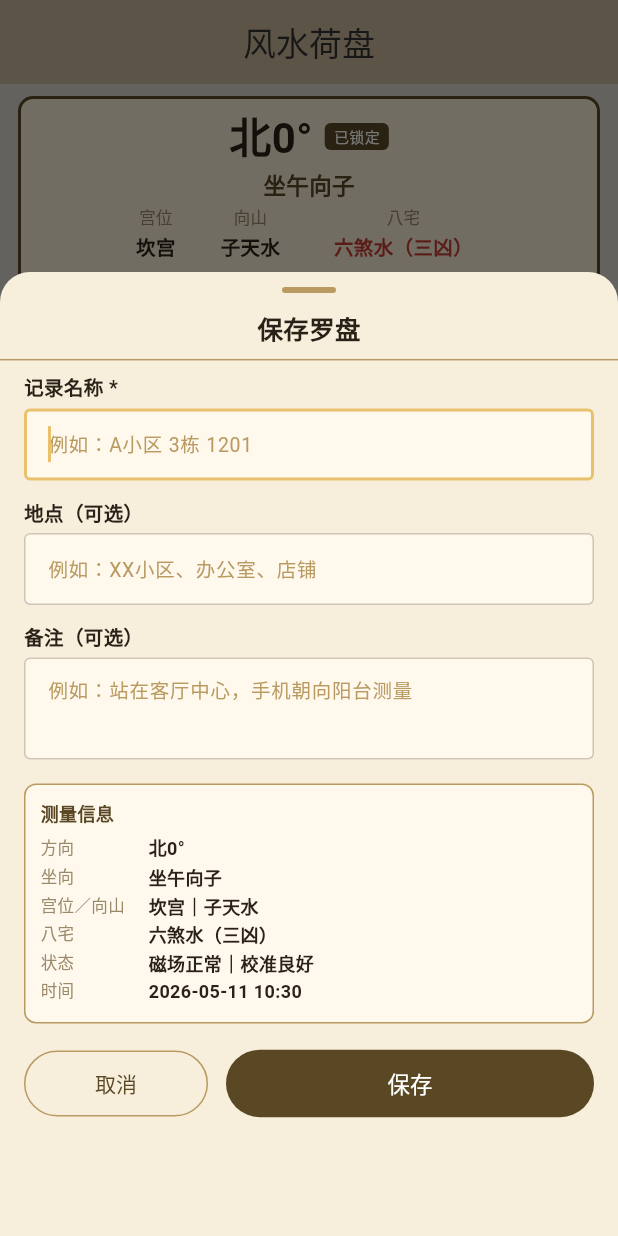
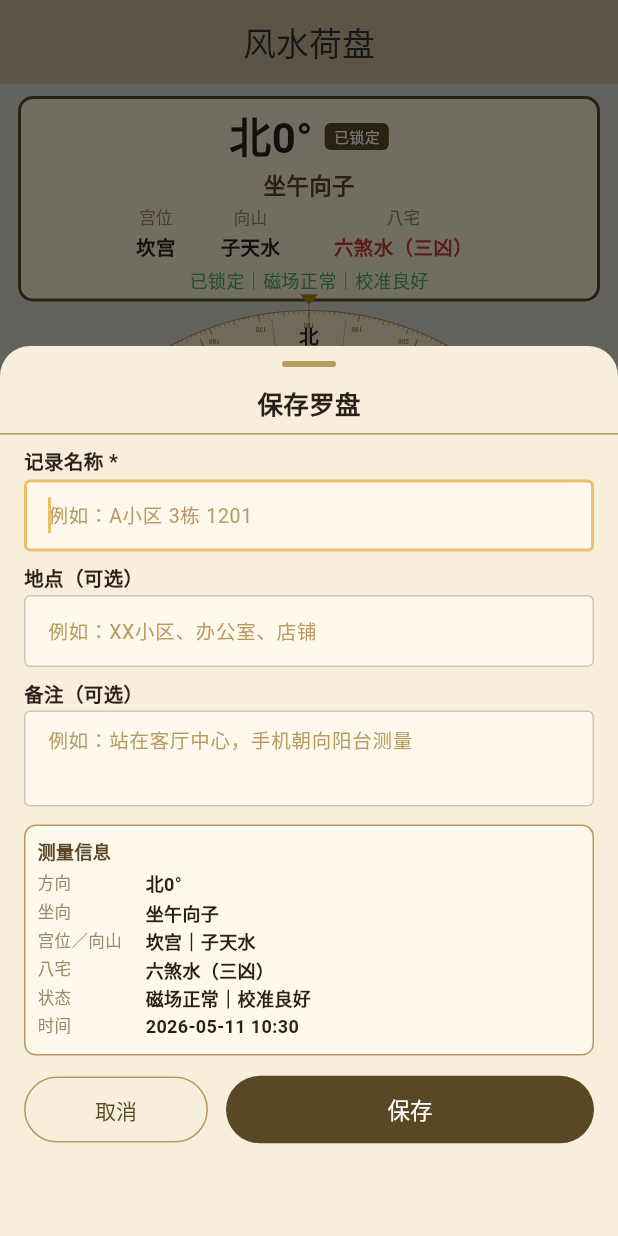
Before and after one commit to Heaifan/fengshii-luopan, a Flutter app: the screen it shows after launch, after a tap on "锁定罗盘", after a tap on "保存罗盘", on a phone screen of 412 x 824 dp. Run offline on Flutter 3.47's test engine with Material 3 defaults, Android fonts, the phone set to English and light mode, and no system bars; our stand-ins replace flutter_compass, flutter_riverpod, sensors_plus, shared_preferences.

Commit message:
fix: v0.4.3.3 - compress save sheet height, tighter spacing

```diff
--- a/lib/features/compass/compass_page.dart
+++ b/lib/features/compass/compass_page.dart
@@ -314,7 +314,7 @@ class _CompassPageState extends State<CompassPage> {
       builder: (ctx) {
         return SafeArea(
           child: FractionallySizedBox(
-            heightFactor: 0.78,
+            heightFactor: 0.72,
             child: Container(
               decoration: const BoxDecoration(
                 color: Color(0xFFF7EEDB),
@@ -355,7 +355,7 @@ class _CompassPageState extends State<CompassPage> {
                                   fontSize: 13,
                                   fontWeight: FontWeight.w600,
                                   color: Color(0xFF2A2118))),
-                          const SizedBox(height: 4),
+                          const SizedBox(height: 2),
                           TextFormField(
                             controller: nameCtrl,
                             autofocus: true,
@@ -370,21 +370,21 @@ class _CompassPageState extends State<CompassPage> {
                                   borderSide: BorderSide(
                                       color: Color(0xFFB99A61))),
                               contentPadding: EdgeInsets.symmetric(
-                                  horizontal: 12, vertical: 10),
+                                  horizontal: 12, vertical: 8),
                             ),
                             validator: (v) =>
                                 (v == null || v.trim().isEmpty)
                                     ? '请输入记录名称'
                                     : null,
                           ),
-                          const SizedBox(height: 12),
+                          const SizedBox(height: 8),
                           // ---- Location ----
                           const Text('地点（可选）',
                               style: TextStyle(
                                   fontSize: 13,
                                   fontWeight: FontWeight.w600,
                                   color: Color(0xFF2A2118))),
-                          const SizedBox(height: 4),
+                          const SizedBox(height: 2),
                           TextField(
                             controller: locationCtrl,
                             decoration: const InputDecoration(
@@ -398,17 +398,17 @@ class _CompassPageState extends State<CompassPage> {
                                   borderSide: BorderSide(
                                       color: Color(0xFFB99A61))),
                               contentPadding: EdgeInsets.symmetric(
-                                  horizontal: 12, vertical: 10),
+                                  horizontal: 12, vertical: 8),
                             ),
                           ),
-                          const SizedBox(height: 12),
+                          const SizedBox(height: 8),
                           // ---- Note ----
                           const Text('备注（可选）',
                               style: TextStyle(
                                   fontSize: 13,
                                   fontWeight: FontWeight.w600,
                                   color: Color(0xFF2A2118))),
-                          const SizedBox(height: 4),
+                          const SizedBox(height: 2),
                           TextField(
                             controller: noteCtrl,
                             maxLines: 2,
@@ -424,13 +424,13 @@ class _CompassPageState extends State<CompassPage> {
                                   borderSide: BorderSide(
                                       color: Color(0xFFB99A61))),
                               contentPadding: EdgeInsets.symmetric(
-                                  horizontal: 12, vertical: 10),
+                                  horizontal: 12, vertical: 8),
                             ),
                           ),
-                          const SizedBox(height: 16),
+                          const SizedBox(height: 12),
                           // ---- Measurement summary ----
                           Container(
-                            padding: const EdgeInsets.all(10),
+                            padding: const EdgeInsets.all(8),
                             decoration: BoxDecoration(
                               color: const Color(0xFFFFF8ED),
                               borderRadius:
@@ -450,7 +450,7 @@ class _CompassPageState extends State<CompassPage> {
                                             FontWeight.bold,
                                         color:
                                             Color(0xFF5A4724))),
-                                const SizedBox(height: 6),
+                                const SizedBox(height: 4),
                                 _summaryRow(
                                     '方向',
                                     '${compassDirectionName(reading.facingDegree)}${reading.facingDegree.toStringAsFixed(0)}°'),
@@ -471,7 +471,7 @@ class _CompassPageState extends State<CompassPage> {
                               ],
                             ),
                           ),
-                          const SizedBox(height: 16),
+                          const SizedBox(height: 12),
                           // ---- Buttons ----
                           Row(
                             children: [
@@ -679,8 +679,8 @@ class _CompassPageState extends State<CompassPage> {
                     ),
                   ),
                   Positioned(
-                    left: 8,
-                    bottom: 8,
+                    left: 5,
+                    bottom: 5,
                     child: _buildLevelIndicator(),
                   ),
                 ],
```
